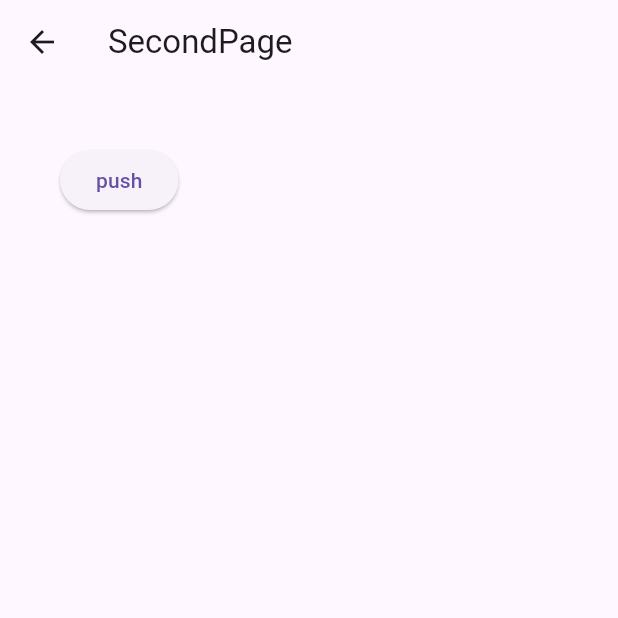
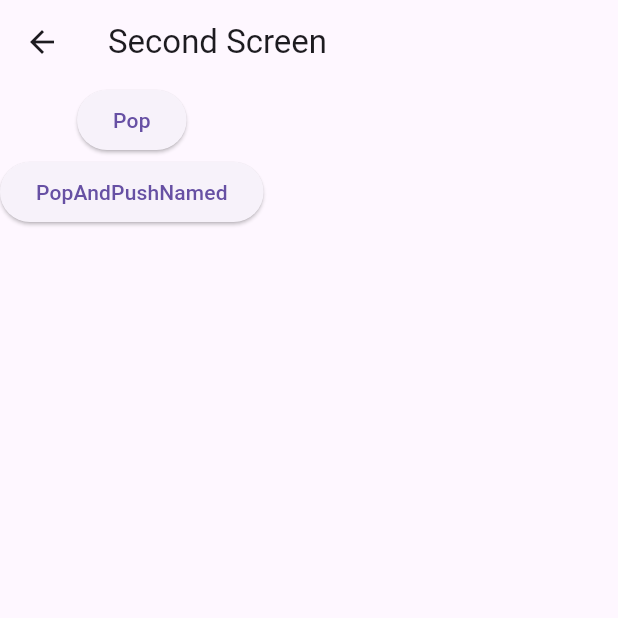
Before and after one commit to faliorith/lab5, a Flutter app: the SecondScreen screen opened by its route, on a phone screen of 412 x 824 dp, the top half of it. Run offline on Flutter 3.47's test engine with Material 3 defaults, Android fonts, the phone set to English and light mode, and no system bars.

Commit message:
Update second_screen.dart

```diff
--- a/lib/second_screen.dart
+++ b/lib/second_screen.dart
@@ -12,20 +12,21 @@ class _SecondScreenState extends State<SecondScreen> {
   Widget build(BuildContext context) {
     return Scaffold(
       appBar: AppBar(
-        title: Text('SecondPage'),
-      ),
-      body: Padding(
-        padding: const EdgeInsets.all(40.0),
-        child: Column(
-          children: [
-            ElevatedButton(
-              onPressed: () {
-                Navigator.pushNamed(context, '/third');
-              },
-              child: const Text("push"),
-            ),
-          ],
+        title: Text('Second Screen')),
+      body: Column(children: [
+        ElevatedButton(
+          onPressed:(){
+            Navigator.pop(context);
+          },
+          child: Text('Pop'),
         ),
+        ElevatedButton(
+          onPressed: () {
+            Navigator.popAndPushNamed(context, '/third');
+          },
+          child: Text('PopAndPushNamed'),
+        ),
+      ],
       ),
     );
   }
```
